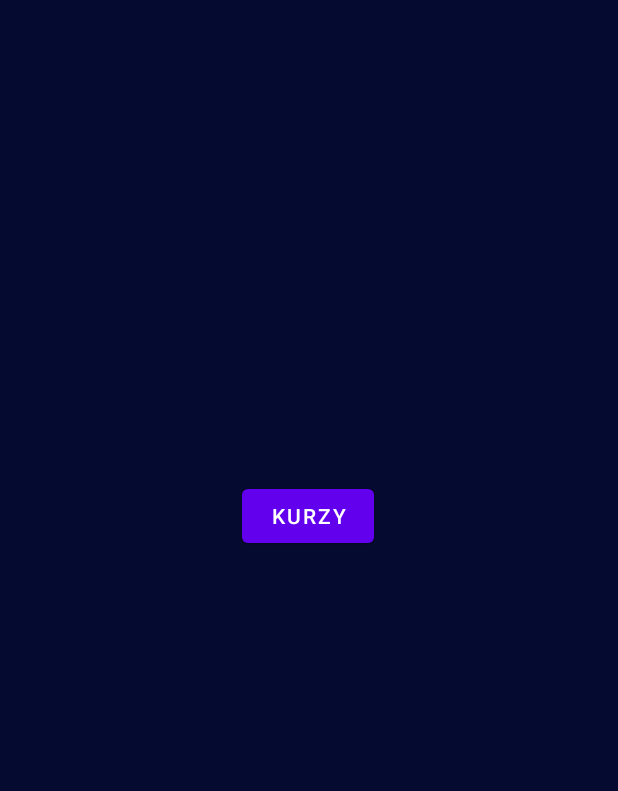
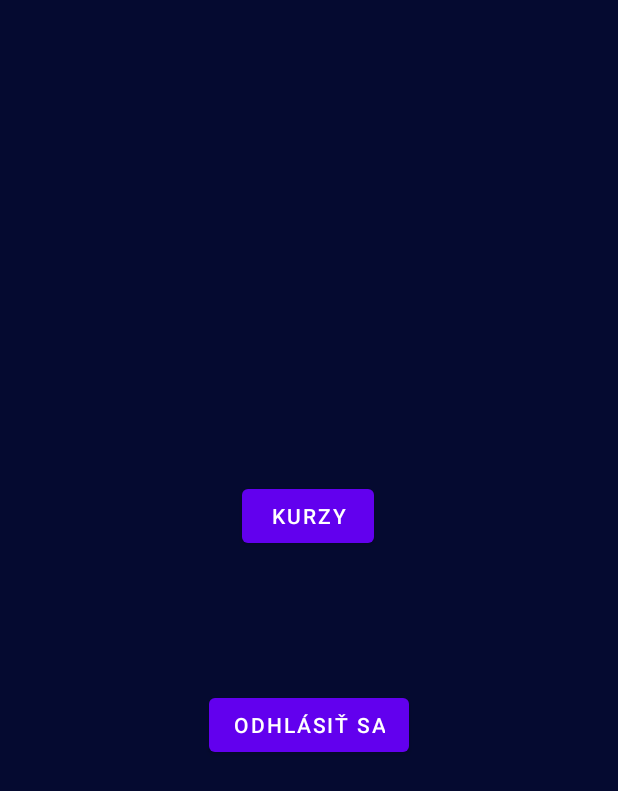
Before and after one commit to mask1to/quiz-app-android, an Android app: the StudentFragment screen opened through its navigation route, on a phone screen of 412 x 824 dp. Shown: the top 791 px of the screen. Run offline under Robolectric (Android 15) with nearby library versions, the phone set to English and light mode, and no system bars; our stand-ins replace navigation-ui; 1 statement that could not run was skipped.

Commit message:
preferencesCommit
- shared preferences implemented
- student, lecturer, admin update
- userViewModel update
- layouts updated
- navigation updated

```diff
--- a/QuizAppDiploma/app/src/main/java/com/example/quizappdiploma/database/MyDatabaseDao.kt
+++ b/QuizAppDiploma/app/src/main/java/com/example/quizappdiploma/database/MyDatabaseDao.kt
@@ -20,6 +20,9 @@ interface MyDatabaseDao
 
     @Insert(onConflict = OnConflictStrategy.REPLACE)
     fun insertUsers(users : List<UserModel>)
+
+    @Insert(onConflict = OnConflictStrategy.REPLACE)
+    suspend fun insertUser(userModel: UserModel)
 
     @Query("DELETE FROM courses")
     fun deleteCourses()
--- a/QuizAppDiploma/app/src/main/java/com/example/quizappdiploma/database/MyLocalCache.kt
+++ b/QuizAppDiploma/app/src/main/java/com/example/quizappdiploma/database/MyLocalCache.kt
@@ -20,6 +20,11 @@ class MyLocalCache(val databaseDao: MyDatabaseDao)
     fun insertUsers(users : List<UserModel>)
     {
         databaseDao.insertUsers(users)
+    }
+
+    suspend fun insertUser(userModel: UserModel)
+    {
+        databaseDao.insertUser(userModel)
     }
 
     fun deleteCourses()
--- a/QuizAppDiploma/app/src/main/java/com/example/quizappdiploma/database/users/UserDataRepository.kt
+++ b/QuizAppDiploma/app/src/main/java/com/example/quizappdiploma/database/users/UserDataRepository.kt
@@ -33,4 +33,9 @@ class UserDataRepository private constructor(private val cache : MyLocalCache)
 
         return userList
     }
+
+    suspend fun insertUser(userModel: UserModel)
+    {
+        cache.insertUser(userModel)
+    }
 }
--- a/QuizAppDiploma/app/src/main/java/com/example/quizappdiploma/fragments/RegistrationFragment.kt
+++ b/QuizAppDiploma/app/src/main/java/com/example/quizappdiploma/fragments/RegistrationFragment.kt
@@ -10,6 +10,7 @@ import androidx.fragment.app.Fragment
 import androidx.lifecycle.ViewModelProvider
 import androidx.navigation.findNavController
 import com.example.quizappdiploma.R
+import com.example.quizappdiploma.database.users.UserModel
 import com.example.quizappdiploma.databinding.RegistrationFragmentBinding
 import com.example.quizappdiploma.fragments.viewmodels.Helper
 import com.example.quizappdiploma.fragments.viewmodels.UserViewModel
@@ -66,7 +67,8 @@ class RegistrationFragment : Fragment()
         }
 
         registerButton.setOnClickListener {
-
+            val student = UserModel(1, emailField.editText?.text.toString(), nicknameField.editText?.text.toString(), firstPassword.editText?.text.toString(), 0, 0, 1)
+            userViewModel.insertUser(student)
         }
     }
 
--- a/QuizAppDiploma/app/src/main/java/com/example/quizappdiploma/fragments/StudentFragment.kt
+++ b/QuizAppDiploma/app/src/main/java/com/example/quizappdiploma/fragments/StudentFragment.kt
@@ -12,6 +12,7 @@ import androidx.recyclerview.widget.RecyclerView
 import com.example.quizappdiploma.R
 import com.example.quizappdiploma.adapters.CourseAdapter
 import com.example.quizappdiploma.databinding.FragmentStudentBinding
+import com.example.quizappdiploma.preferences.PreferenceManager
 
 class StudentFragment : Fragment()
 {
@@ -19,23 +20,20 @@ class StudentFragment : Fragment()
     private var _binding : FragmentStudentBinding? = null
     private val binding get() = _binding!!
     private lateinit var courseBtn : Button
+    private lateinit var logoutBtn : Button
+    private lateinit var preferenceManager: PreferenceManager
 
 
     override fun onCreate(savedInstanceState: Bundle?)
     {
         super.onCreate(savedInstanceState)
-        val callback: OnBackPressedCallback =
-            object : OnBackPressedCallback(true) {
-                override fun handleOnBackPressed() {
-                    //disabled onBackPressed
-                }
-            }
-        requireActivity().onBackPressedDispatcher.addCallback(this, callback)
+        preferenceManager = PreferenceManager(requireContext())
+        checkLoginStatus()
     }
 
     override fun onCreateView(
         inflater: LayoutInflater, container: ViewGroup?,
-        savedInstanceState: Bundle?): View?
+        savedInstanceState: Bundle?): View
     {
         _binding = FragmentStudentBinding.inflate(inflater, container, false)
         return binding.root
@@ -45,6 +43,11 @@ class StudentFragment : Fragment()
     {
         super.onViewCreated(view, savedInstanceState)
         courseBtn = binding.courseButton
+        logoutBtn = binding.logoutButton
+
+        logoutBtn.setOnClickListener {
+            logout()
+        }
 
         courseBtn.setOnClickListener {
             val action = StudentFragmentDirections.actionStudentFragmentToCourseFragment()
@@ -52,4 +55,20 @@ class StudentFragment : Fragment()
         }
     }
 
+    private fun checkLoginStatus()
+    {
+        if(preferenceManager.isLogin() == false)
+        {
+            val action = StudentFragmentDirections.actionStudentFragmentToWelcomeFragment()
+            Navigation.findNavController(requireView()).navigate(action)
+        }
+    }
+
+    private fun logout()
+    {
+        preferenceManager.removeData()
+        val action = StudentFragmentDirections.actionStudentFragmentToWelcomeFragment()
+        Navigation.findNavController(requireView()).navigate(action)
+    }
+
 }
--- a/QuizAppDiploma/app/src/main/java/com/example/quizappdiploma/fragments/WelcomeFragment.kt
+++ b/QuizAppDiploma/app/src/main/java/com/example/quizappdiploma/fragments/WelcomeFragment.kt
@@ -1,5 +1,6 @@
 package com.example.quizappdiploma.fragments
 
+import android.content.SharedPreferences
 import android.os.Bundle
 import android.util.Log
 import android.view.LayoutInflater
@@ -8,47 +9,56 @@ import android.view.ViewGroup
 import android.widget.ArrayAdapter
 import android.widget.AutoCompleteTextView
 import android.widget.Button
+import android.widget.CheckBox
 import androidx.appcompat.app.AppCompatActivity
 import androidx.fragment.app.Fragment
+import androidx.navigation.Navigation
 import androidx.navigation.findNavController
 import com.example.quizappdiploma.R
+import com.example.quizappdiploma.databinding.WelcomeFragmentBinding
+import com.example.quizappdiploma.preferences.PreferenceManager
 import com.google.android.material.textfield.TextInputLayout
 
 
 class WelcomeFragment : Fragment()
 {
+    private var _binding : WelcomeFragmentBinding? = null
+    private val binding get() = _binding!!
     private lateinit var textField : TextInputLayout
     private lateinit var emailField : TextInputLayout
     private lateinit var passwordField : TextInputLayout
     private lateinit var registerButton : Button
     private lateinit var loginButton : Button
+    private lateinit var preferenceManager: PreferenceManager
 
     override fun onCreate(savedInstanceState: Bundle?)
     {
         super.onCreate(savedInstanceState)
         (activity as AppCompatActivity?)!!.supportActionBar!!.hide()
+        preferenceManager = PreferenceManager(requireContext())
     }
 
     override fun onCreateView(inflater: LayoutInflater, container: ViewGroup?,
-                              savedInstanceState: Bundle?): View?
+                              savedInstanceState: Bundle?): View
     {
-        return inflater.inflate(R.layout.welcome_fragment, container, false)
+        _binding = WelcomeFragmentBinding.inflate(inflater, container, false)
+        return binding.root
     }
 
     override fun onViewCreated(view: View, savedInstanceState: Bundle?)
     {
         super.onViewCreated(view, savedInstanceState)
+        checkLogin()
 
-        textField = view.findViewById(R.id.menu)
-        registerButton = view.findViewById(R.id.registerBtn)
-        loginButton = view.findViewById(R.id.loginBtn)
-        emailField = view.findViewById(R.id.emailField)
-        passwordField = view.findViewById(R.id.passwordField)
+        textField = binding.menu
+        registerButton = binding.registerBtn
+        loginButton = binding.loginBtn
+        emailField = binding.emailField
+        passwordField = binding.passwordField
 
         val items = listOf("Študent", "Lektor", "Administrátor")
         val adapter = ArrayAdapter(requireContext(), R.layout.entity_dropdown_item, items)
         (textField.editText as? AutoCompleteTextView)?.setAdapter(adapter)
-
 
         loginButton.setOnClickListener {
             val emailInput = emailField.editText?.text.toString()
@@ -63,6 +73,8 @@ class WelcomeFragment : Fragment()
             {
                 if(emailInput == "student" && passwordInput == "student")
                 {
+                    preferenceManager.setLogin(true)
+                    preferenceManager.setUsername(emailInput)
                     val action = WelcomeFragmentDirections.actionWelcomeFragmentToStudentFragment()
                     view.findNavController().navigate(action)
                 }
@@ -74,6 +86,9 @@ class WelcomeFragment : Fragment()
                  **/
                 if(emailInput == "lecturer" && passwordInput == "lecturer")
                 {
+                    preferenceManager.setLogin(true)
+                    preferenceManager.setUsername(emailInput)
+
                     val action = WelcomeFragmentDirections.actionWelcomeFragmentToLecturerFragment()
                     view.findNavController().navigate(action)
                 }
@@ -85,6 +100,8 @@ class WelcomeFragment : Fragment()
                  **/
                 if(emailInput == "admin" && passwordInput == "admin")
                 {
+                    preferenceManager.setLogin(true)
+                    preferenceManager.setUsername(emailInput)
                     val action = WelcomeFragmentDirections.actionWelcomeFragmentToAdminFragment2()
                     view.findNavController().navigate(action)
                 }
@@ -98,4 +115,13 @@ class WelcomeFragment : Fragment()
 
     }
 
+    private fun checkLogin()
+    {
+        if(preferenceManager.isLogin()!!)
+        {
+            val action = WelcomeFragmentDirections.actionWelcomeFragmentToStudentFragment()
+            Navigation.findNavController(requireView()).navigate(action)
+        }
+    }
+
 }
--- /dev/null
+++ b/QuizAppDiploma/app/src/main/java/com/example/quizappdiploma/preferences/PreferenceManager.kt
@@ -0,0 +1,43 @@
+package com.example.quizappdiploma.preferences
+
+import android.content.Context
+import android.content.SharedPreferences
+
+class PreferenceManager(context: Context)
+{
+    val PRIVATE_MODE = 0
+
+    private val PREF_NAME = "SharedPreferences"
+    private val IS_LOGIN = "is_login"
+
+    val preferences : SharedPreferences? = context.getSharedPreferences(PREF_NAME, PRIVATE_MODE)
+    val editor : SharedPreferences.Editor? = preferences?.edit()
+
+    fun setLogin(isLogin : Boolean)
+    {
+        editor?.putBoolean(IS_LOGIN, isLogin)
+        editor?.commit()
+    }
+
+    fun setUsername(username : String?)
+    {
+        editor?.putString("username", username)
+        editor?.commit()
+    }
+
+    fun isLogin() : Boolean?
+    {
+        return preferences?.getBoolean(IS_LOGIN, false)
+    }
+
+    fun getUsername() : String?
+    {
+        return preferences?.getString("username", "")
+    }
+
+    fun removeData()
+    {
+        editor?.clear()
+        editor?.commit()
+    }
+}
--- a/QuizAppDiploma/app/src/main/res/layout/fragment_student.xml
+++ b/QuizAppDiploma/app/src/main/res/layout/fragment_student.xml
@@ -29,4 +29,15 @@
         app:layout_constraintHorizontal_bias="0.498"
         app:layout_constraintStart_toStartOf="parent"
         app:layout_constraintTop_toTopOf="parent" />
+
+    <Button
+        android:id="@+id/logoutButton"
+        android:layout_width="wrap_content"
+        android:layout_height="wrap_content"
+        android:text="Odhlásiť sa"
+        app:layout_constraintBottom_toBottomOf="parent"
+        app:layout_constraintEnd_toEndOf="parent"
+        app:layout_constraintStart_toStartOf="parent"
+        app:layout_constraintTop_toTopOf="parent"
+        app:layout_constraintVertical_bias="0.592" />
 </androidx.constraintlayout.widget.ConstraintLayout>
--- a/QuizAppDiploma/app/src/main/res/layout/welcome_fragment.xml
+++ b/QuizAppDiploma/app/src/main/res/layout/welcome_fragment.xml
@@ -66,9 +66,10 @@
         <AutoCompleteTextView
             android:id="@+id/autoTextView"
             android:layout_width="match_parent"
+            android:background="@color/black"
             android:layout_height="wrap_content"
             android:inputType="none"
-             />
+            />
 
     </com.google.android.material.textfield.TextInputLayout>
 
--- a/QuizAppDiploma/app/src/main/res/navigation/main_navigation.xml
+++ b/QuizAppDiploma/app/src/main/res/navigation/main_navigation.xml
@@ -30,17 +30,28 @@
         <action
             android:id="@+id/action_studentFragment_to_courseFragment"
             app:destination="@id/courseFragment" />
+        <action
+            android:id="@+id/action_studentFragment_to_welcomeFragment"
+            app:destination="@id/welcomeFragment" />
     </fragment>
     <fragment
         android:id="@+id/lecturerFragment"
         android:name="com.example.quizappdiploma.fragments.LecturerFragment"
         android:label="fragment_lecturer"
-        tools:layout="@layout/fragment_lecturer" />
+        tools:layout="@layout/fragment_lecturer" >
+        <action
+            android:id="@+id/action_lecturerFragment_to_welcomeFragment"
+            app:destination="@id/welcomeFragment" />
+    </fragment>
     <fragment
         android:id="@+id/adminFragment"
         android:name="com.example.quizappdiploma.fragments.AdminFragment"
         android:label="fragment_admin"
-        tools:layout="@layout/fragment_admin" />
+        tools:layout="@layout/fragment_admin" >
+        <action
+            android:id="@+id/action_adminFragment_to_welcomeFragment"
+            app:destination="@id/welcomeFragment" />
+    </fragment>
     <fragment
         android:id="@+id/registrationFragment"
         android:name="com.example.quizappdiploma.fragments.RegistrationFragment"
```
Also changed, not shown: QuizAppDiploma/app/src/main/java/com/example/quizappdiploma/fragments/AdminFragment.kt (+28 -8 lines), QuizAppDiploma/app/src/main/java/com/example/quizappdiploma/fragments/LecturerFragment.kt (+26 -7 lines), QuizAppDiploma/app/src/main/java/com/example/quizappdiploma/fragments/viewmodels/UserViewModel.kt (+14 -4 lines).
